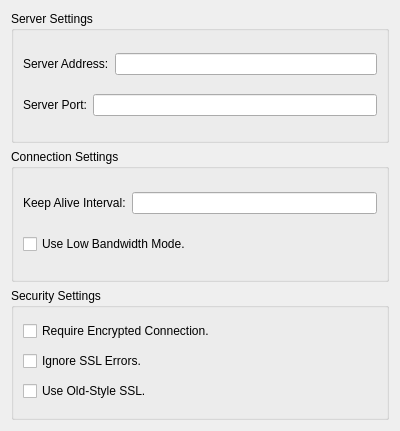
Old version of the form gabble/server-settings-widget.ui in the repository KDE/ktp-accounts-kcm.
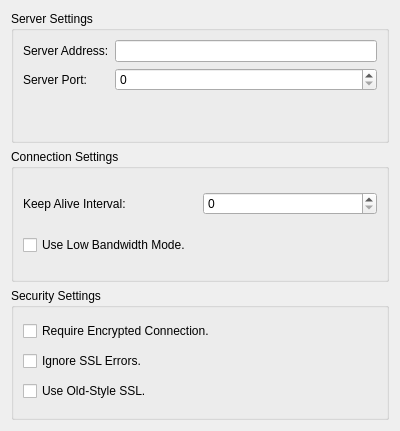
New version of the form. Custom widgets are drawn as their Qt base class.

Commit message: Replace the custom integer widgets by spinboxes

```diff
--- a/gabble/server-settings-widget.ui
+++ b/gabble/server-settings-widget.ui
@@ -19,36 +19,35 @@
      <property name="title">
       <string>Server Settings</string>
      </property>
-     <layout class="QVBoxLayout" name="verticalLayout">
-      <item>
-       <layout class="QHBoxLayout" name="horizontalLayout_3">
-        <item>
+     <layout class="QFormLayout" name="formLayout">
+      <item row="0" column="0">
          <widget class="QLabel" name="serverLabel">
           <property name="text">
            <string>Server Address:</string>
           </property>
          </widget>
         </item>
-        <item>
+      <item row="0" column="1">
          <widget class="KLineEdit" name="serverLineEdit"/>
         </item>
-       </layout>
-      </item>
-      <item>
-       <layout class="QHBoxLayout" name="horizontalLayout_2">
-        <item>
+      <item row="1" column="0">
          <widget class="QLabel" name="portLabel">
           <property name="text">
            <string>Server Port:</string>
           </property>
          </widget>
         </item>
-        <item>
-         <widget class="UnsignedIntegerEdit" name="portLineEdit"/>
-        </item>
-       </layout>
-      </item>
-     </layout>
+      <item row="1" column="1">
+       <widget class="QSpinBox" name="portSpinBox">
+        <property name="sizePolicy">
+         <sizepolicy hsizetype="Expanding" vsizetype="Fixed">
+          <horstretch>0</horstretch>
+          <verstretch>0</verstretch>
+         </sizepolicy>
+        </property>
+       </widget>
+      </item>
+     </layout>
      <zorder></zorder>
      <zorder></zorder>
     </widget>
@@ -69,7 +68,7 @@
          </widget>
         </item>
         <item>
-         <widget class="UnsignedIntegerEdit" name="keepaliveIntervalLineEdit"/>
+         <widget class="QSpinBox" name="keepaliveIntervalSpinBox"/>
         </item>
        </layout>
       </item>
@@ -121,11 +120,6 @@
    <extends>QLineEdit</extends>
    <header>klineedit.h</header>
   </customwidget>
-  <customwidget>
-   <class>UnsignedIntegerEdit</class>
-   <extends>QLineEdit</extends>
-   <header location="global">KCMTelepathyAccounts/UnsignedIntegerEdit</header>
-  </customwidget>
  </customwidgets>
  <resources/>
  <connections/>
```
Left out of the diff: 1 changed line with no effect on the pictures. Lines whose indentation alone changed are shown as unchanged. The commit also changes 3 other files.
